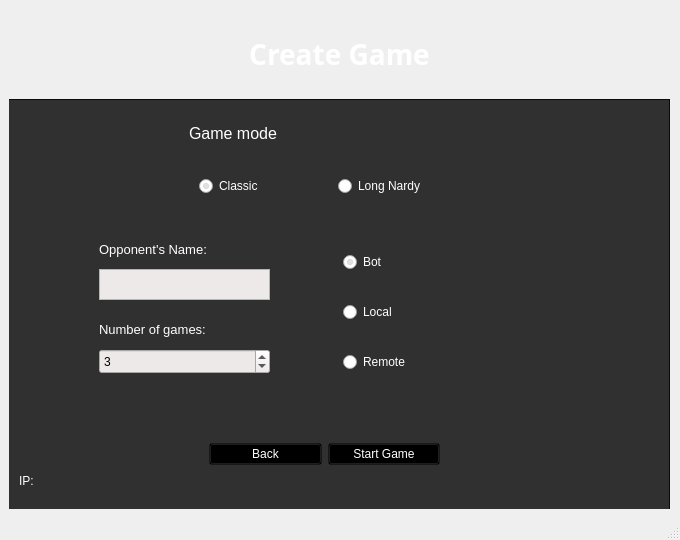
This is BackgammonPP/mainwindow.ui in daniilgrbic/BackgammonPP as Qt 5 draws it before an edit. The edited form follows.
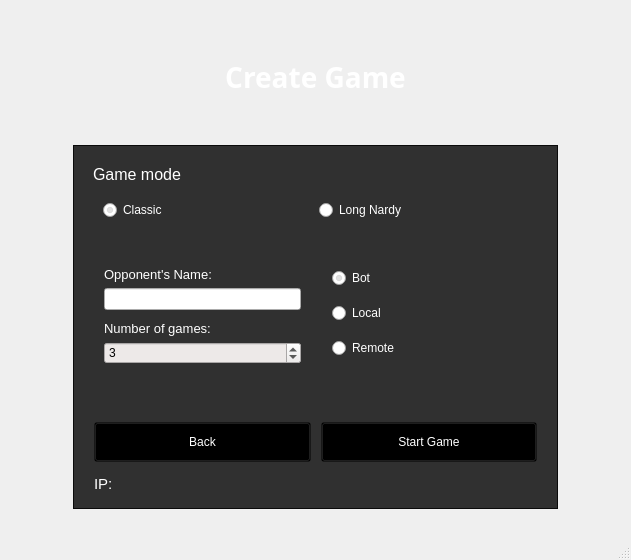
This is the edited form. The open tabs and pages were chosen to show the change.

Commit message: Update create game layout

What changed in the file:
```diff
--- a/BackgammonPP/mainwindow.ui
+++ b/BackgammonPP/mainwindow.ui
@@ -9,8 +9,8 @@
    <rect>
     <x>0</x>
     <y>0</y>
-    <width>680</width>
-    <height>540</height>
+    <width>631</width>
+    <height>560</height>
    </rect>
   </property>
   <property name="sizePolicy">
@@ -366,15 +366,26 @@
        </layout>
       </widget>
       <widget class="QWidget" name="CreateGame">
-       <widget class="QLabel" name="label_5">
-        <property name="geometry">
-         <rect>
-          <x>0</x>
-          <y>20</y>
-          <width>661</width>
-          <height>51</height>
-         </rect>
+       <layout class="QVBoxLayout" name="verticalLayout_6" stretch="1,0">
+        <property name="spacing">
+         <number>15</number>
         </property>
+        <property name="leftMargin">
+         <number>15</number>
+        </property>
+        <property name="topMargin">
+         <number>15</number>
+        </property>
+        <property name="rightMargin">
+         <number>15</number>
+        </property>
+        <property name="bottomMargin">
+         <number>20</number>
+        </property>
+        <item>
+         <layout class="QHBoxLayout" name="createGameRow_1">
+          <item>
+           <widget class="QLabel" name="createGameTitle">
         <property name="font">
          <font>
           <family>Corbel</family>
@@ -394,15 +405,26 @@
          <set>Qt::AlignCenter</set>
         </property>
        </widget>
+          </item>
+         </layout>
+        </item>
+        <item>
+         <layout class="QHBoxLayout" name="createGameRow_2" stretch="1,10,1">
+          <item>
+           <spacer name="createGameLeftHorizontalSpacer">
+            <property name="orientation">
+             <enum>Qt::Horizontal</enum>
+            </property>
+            <property name="sizeHint" stdset="0">
+             <size>
+              <width>40</width>
+              <height>20</height>
+             </size>
+            </property>
+           </spacer>
+          </item>
+          <item>
        <widget class="QFrame" name="frameCreateGame">
-        <property name="geometry">
-         <rect>
-          <x>-10</x>
-          <y>90</y>
-          <width>671</width>
-          <height>411</height>
-         </rect>
-        </property>
         <property name="styleSheet">
          <string notr="true">QFrame {
 	background-color: rgba(0, 0, 0, 0.8);
@@ -414,15 +436,9 @@
         <property name="frameShadow">
          <enum>QFrame::Raised</enum>
         </property>
+            <layout class="QVBoxLayout" name="verticalLayout">
+             <item>
         <widget class="QFrame" name="frameGameMode">
-         <property name="geometry">
-          <rect>
-           <x>180</x>
-           <y>0</y>
-           <width>311</width>
-           <height>121</height>
-          </rect>
-         </property>
          <property name="font">
           <font>
            <pointsize>12</pointsize>
@@ -502,89 +518,9 @@
           </item>
          </layout>
         </widget>
-        <widget class="QFrame" name="frameButtons">
-         <property name="geometry">
-          <rect>
-           <x>200</x>
-           <y>320</y>
-           <width>251</width>
-           <height>71</height>
-          </rect>
-         </property>
-         <property name="styleSheet">
-          <string notr="true">QFrame {
-	color: white;
-	background-color: rgba(0, 0, 0, 0);
-}</string>
-         </property>
-         <property name="frameShape">
-          <enum>QFrame::StyledPanel</enum>
-         </property>
-         <property name="frameShadow">
-          <enum>QFrame::Raised</enum>
-         </property>
-         <layout class="QHBoxLayout" name="horizontalLayout_3">
-          <property name="topMargin">
-           <number>0</number>
-          </property>
-          <property name="bottomMargin">
-           <number>0</number>
-          </property>
-          <item>
-           <widget class="QPushButton" name="btBackFromCreateToMenu">
-            <property name="cursor">
-             <cursorShape>PointingHandCursor</cursorShape>
-            </property>
-            <property name="styleSheet">
-             <string notr="true">QPushButton {
-	background: transparent;
-	color: white;
-	text-align: center;
-}
-
-QPushButton:hover {
-	background: transparent;
-	color: green;
-}</string>
-            </property>
-            <property name="text">
-             <string>Back</string>
-            </property>
-           </widget>
           </item>
           <item>
-           <widget class="QPushButton" name="btStartGame">
-            <property name="cursor">
-             <cursorShape>PointingHandCursor</cursorShape>
-            </property>
-            <property name="styleSheet">
-             <string notr="true">QPushButton {
-	background: transparent;
-	color: white;
-	text-align: center;
-}
-
-QPushButton:hover {
-	background: transparent;
-	color: green;
-}</string>
-            </property>
-            <property name="text">
-             <string>Start Game</string>
-            </property>
-           </widget>
-          </item>
-         </layout>
-        </widget>
         <widget class="QFrame" name="frameGameType">
-         <property name="geometry">
-          <rect>
-           <x>70</x>
-           <y>120</y>
-           <width>501</width>
-           <height>191</height>
-          </rect>
-         </property>
          <property name="styleSheet">
           <string notr="true">QFrame {
 	background-color: rgba(0, 0, 0, 0);
@@ -596,7 +532,25 @@
          <property name="frameShadow">
           <enum>QFrame::Raised</enum>
          </property>
-         <layout class="QHBoxLayout" name="horizontalLayout_4">
+               <property name="lineWidth">
+                <number>1</number>
+               </property>
+               <layout class="QHBoxLayout" name="horizontalLayout_4" stretch="1,1">
+                <property name="spacing">
+                 <number>10</number>
+                </property>
+                <property name="leftMargin">
+                 <number>10</number>
+                </property>
+                <property name="topMargin">
+                 <number>0</number>
+                </property>
+                <property name="rightMargin">
+                 <number>10</number>
+                </property>
+                <property name="bottomMargin">
+                 <number>0</number>
+                </property>
           <item>
            <widget class="QFrame" name="frameName">
             <property name="styleSheet">
@@ -610,15 +564,25 @@
             <property name="frameShadow">
              <enum>QFrame::Raised</enum>
             </property>
+                  <layout class="QVBoxLayout" name="verticalLayout_8">
+                   <item>
+                    <spacer name="frameNameVerticalSpacer_1">
+                     <property name="orientation">
+                      <enum>Qt::Vertical</enum>
+                     </property>
+                     <property name="sizeType">
+                      <enum>QSizePolicy::Fixed</enum>
+                     </property>
+                     <property name="sizeHint" stdset="0">
+                      <size>
+                       <width>20</width>
+                       <height>10</height>
+                      </size>
+                     </property>
+                    </spacer>
+                   </item>
+                   <item>
             <widget class="QLabel" name="labelName">
-             <property name="geometry">
-              <rect>
-               <x>20</x>
-               <y>10</y>
-               <width>151</width>
-               <height>21</height>
-              </rect>
-             </property>
              <property name="font">
               <font>
                <pointsize>10</pointsize>
@@ -636,31 +600,28 @@
               <set>Qt::AlignLeading|Qt::AlignLeft|Qt::AlignVCenter</set>
              </property>
             </widget>
-            <widget class="QTextEdit" name="labelOpponentUsername">
-             <property name="geometry">
-              <rect>
-               <x>20</x>
-               <y>40</y>
-               <width>171</width>
-               <height>31</height>
-              </rect>
-             </property>
-             <property name="styleSheet">
-              <string notr="true">QTextEdit {
-	background-color: #EDE9E8 ;
-	color: black;
-}</string>
-             </property>
-            </widget>
+                   </item>
+                   <item>
+                    <widget class="QLineEdit" name="teOpponentUsername"/>
+                   </item>
+                   <item>
+                    <spacer name="frameNameVerticalSpacer_2">
+                     <property name="orientation">
+                      <enum>Qt::Vertical</enum>
+                     </property>
+                     <property name="sizeType">
+                      <enum>QSizePolicy::Fixed</enum>
+                     </property>
+                     <property name="sizeHint" stdset="0">
+                      <size>
+                       <width>20</width>
+                       <height>5</height>
+                      </size>
+                     </property>
+                    </spacer>
+                   </item>
+                   <item>
             <widget class="QLabel" name="labelGameDuration">
-             <property name="geometry">
-              <rect>
-               <x>20</x>
-               <y>90</y>
-               <width>181</width>
-               <height>21</height>
-              </rect>
-             </property>
              <property name="font">
               <font>
                <pointsize>10</pointsize>
@@ -678,15 +639,9 @@
               <set>Qt::AlignLeading|Qt::AlignLeft|Qt::AlignVCenter</set>
              </property>
             </widget>
+                   </item>
+                   <item>
             <widget class="QSpinBox" name="sbGameDuration">
-             <property name="geometry">
-              <rect>
-               <x>20</x>
-               <y>120</y>
-               <width>171</width>
-               <height>25</height>
-              </rect>
-             </property>
              <property name="styleSheet">
               <string notr="true">QSpinBox {
 	background-color: #EDE9E8 ;
@@ -697,6 +652,21 @@
               <number>3</number>
              </property>
             </widget>
+                   </item>
+                   <item>
+                    <spacer name="frameNameVerticalSpacer_3">
+                     <property name="orientation">
+                      <enum>Qt::Vertical</enum>
+                     </property>
+                     <property name="sizeHint" stdset="0">
+                      <size>
+                       <width>20</width>
+                       <height>40</height>
+                      </size>
+                     </property>
+                    </spacer>
+                   </item>
+                  </layout>
            </widget>
           </item>
           <item>
@@ -713,15 +683,40 @@
             <property name="frameShadow">
              <enum>QFrame::Raised</enum>
             </property>
+                  <layout class="QVBoxLayout" name="verticalLayout_9" stretch="0,0,0,0,0">
+                   <property name="spacing">
+                    <number>15</number>
+                   </property>
+                   <property name="leftMargin">
+                    <number>10</number>
+                   </property>
+                   <property name="topMargin">
+                    <number>10</number>
+                   </property>
+                   <property name="rightMargin">
+                    <number>10</number>
+                   </property>
+                   <property name="bottomMargin">
+                    <number>10</number>
+                   </property>
+                   <item>
+                    <spacer name="framePlayerVerticalSpacer_1">
+                     <property name="orientation">
+                      <enum>Qt::Vertical</enum>
+                     </property>
+                     <property name="sizeType">
+                      <enum>QSizePolicy::Fixed</enum>
+                     </property>
+                     <property name="sizeHint" stdset="0">
+                      <size>
+                       <width>20</width>
+                       <height>10</height>
+                      </size>
+                     </property>
+                    </spacer>
+                   </item>
+                   <item>
             <widget class="QRadioButton" name="rbPlayerBot">
-             <property name="geometry">
-              <rect>
-               <x>20</x>
-               <y>20</y>
-               <width>112</width>
-               <height>26</height>
-              </rect>
-             </property>
              <property name="styleSheet">
               <string notr="true">QRadioButton {
 	color: white;
@@ -734,15 +729,9 @@
               <bool>true</bool>
              </property>
             </widget>
+                   </item>
+                   <item>
             <widget class="QRadioButton" name="rbPlayerLocal">
-             <property name="geometry">
-              <rect>
-               <x>20</x>
-               <y>70</y>
-               <width>112</width>
-               <height>26</height>
-              </rect>
-             </property>
              <property name="styleSheet">
               <string notr="true">QRadioButton {
 	color: white;
@@ -755,15 +744,9 @@
               <bool>false</bool>
              </property>
             </widget>
+                   </item>
+                   <item>
             <widget class="QRadioButton" name="rbPlayerRemote">
-             <property name="geometry">
-              <rect>
-               <x>20</x>
-               <y>120</y>
-               <width>112</width>
-               <height>26</height>
-              </rect>
-             </property>
              <property name="styleSheet">
               <string notr="true">QRadioButton {
 	color: white;
@@ -773,18 +756,134 @@
               <string>Remote</string>
              </property>
             </widget>
+                   </item>
+                   <item>
+                    <spacer name="framePlayerVerticalSpacer_2">
+                     <property name="orientation">
+                      <enum>Qt::Vertical</enum>
+                     </property>
+                     <property name="sizeHint" stdset="0">
+                      <size>
+                       <width>20</width>
+                       <height>40</height>
+                      </size>
+                     </property>
+                    </spacer>
+                   </item>
+                  </layout>
            </widget>
           </item>
          </layout>
         </widget>
+             </item>
+             <item>
+              <widget class="QFrame" name="frameButtons">
+               <property name="maximumSize">
+                <size>
+                 <width>16777215</width>
+                 <height>60</height>
+                </size>
+               </property>
+               <property name="styleSheet">
+                <string notr="true">QFrame {
+	color: white;
+	background-color: rgba(0, 0, 0, 0);
+}</string>
+               </property>
+               <property name="frameShape">
+                <enum>QFrame::StyledPanel</enum>
+               </property>
+               <property name="frameShadow">
+                <enum>QFrame::Raised</enum>
+               </property>
+               <layout class="QHBoxLayout" name="horizontalLayout_3">
+                <property name="spacing">
+                 <number>10</number>
+                </property>
+                <property name="leftMargin">
+                 <number>10</number>
+                </property>
+                <property name="topMargin">
+                 <number>0</number>
+                </property>
+                <property name="rightMargin">
+                 <number>10</number>
+                </property>
+                <property name="bottomMargin">
+                 <number>0</number>
+                </property>
+                <item>
+                 <widget class="QPushButton" name="btBackFromCreateToMenu">
+                  <property name="minimumSize">
+                   <size>
+                    <width>0</width>
+                    <height>40</height>
+                   </size>
+                  </property>
+                  <property name="cursor">
+                   <cursorShape>PointingHandCursor</cursorShape>
+                  </property>
+                  <property name="styleSheet">
+                   <string notr="true">QPushButton {
+	background: transparent;
+	color: white;
+	text-align: center;
+}
+
+QPushButton:hover {
+	background: transparent;
+	color: green;
+}</string>
+                  </property>
+                  <property name="text">
+                   <string>Back</string>
+                  </property>
+                 </widget>
+                </item>
+                <item>
+                 <widget class="QPushButton" name="btStartGame">
+                  <property name="minimumSize">
+                   <size>
+                    <width>0</width>
+                    <height>40</height>
+                   </size>
+                  </property>
+                  <property name="cursor">
+                   <cursorShape>PointingHandCursor</cursorShape>
+                  </property>
+                  <property name="styleSheet">
+                   <string notr="true">QPushButton {
+	background: transparent;
+	color: white;
+	text-align: center;
+}
+
+QPushButton:hover {
+	background: transparent;
+	color: green;
+}</string>
+                  </property>
+                  <property name="text">
+                   <string>Start Game</string>
+                  </property>
+                 </widget>
+                </item>
+               </layout>
+              </widget>
+             </item>
+             <item>
         <widget class="QFrame" name="ipFrame">
-         <property name="geometry">
-          <rect>
-           <x>10</x>
-           <y>360</y>
-           <width>151</width>
-           <height>44</height>
-          </rect>
+               <property name="minimumSize">
+                <size>
+                 <width>0</width>
+                 <height>30</height>
+                </size>
+               </property>
+               <property name="maximumSize">
+                <size>
+                 <width>16777215</width>
+                 <height>40</height>
+                </size>
          </property>
          <property name="styleSheet">
           <string notr="true">QFrame {
@@ -799,6 +898,21 @@
           <enum>QFrame::Raised</enum>
          </property>
          <layout class="QHBoxLayout" name="horizontalLayout_11">
+                <property name="spacing">
+                 <number>0</number>
+                </property>
+                <property name="leftMargin">
+                 <number>10</number>
+                </property>
+                <property name="topMargin">
+                 <number>5</number>
+                </property>
+                <property name="rightMargin">
+                 <number>10</number>
+                </property>
+                <property name="bottomMargin">
+                 <number>5</number>
+                </property>
           <item>
            <widget class="QLabel" name="labelpNotation">
             <property name="maximumSize">
@@ -807,17 +921,47 @@
               <height>16777215</height>
              </size>
             </property>
+                  <property name="font">
+                   <font>
+                    <pointsize>11</pointsize>
+                   </font>
+                  </property>
             <property name="text">
              <string>IP: </string>
             </property>
            </widget>
           </item>
           <item>
-           <widget class="QLabel" name="labeIP"/>
+                 <widget class="QLabel" name="labeIP">
+                  <property name="font">
+                   <font>
+                    <pointsize>11</pointsize>
+                   </font>
+                  </property>
+                 </widget>
           </item>
          </layout>
         </widget>
-       </widget>
+             </item>
+            </layout>
+           </widget>
+          </item>
+          <item>
+           <spacer name="createGameRightHorizontalSpacer">
+            <property name="orientation">
+             <enum>Qt::Horizontal</enum>
+            </property>
+            <property name="sizeHint" stdset="0">
+             <size>
+              <width>40</width>
+              <height>20</height>
+             </size>
+            </property>
+           </spacer>
+          </item>
+         </layout>
+        </item>
+       </layout>
       </widget>
       <widget class="QWidget" name="Preferences">
        <layout class="QVBoxLayout" name="verticalLayout_5" stretch="2,3,20">
```
Left out of the diff: 19 changed lines with no effect on the pictures. Lines whose indentation alone changed are shown as unchanged. The commit also changes 1 other file.
